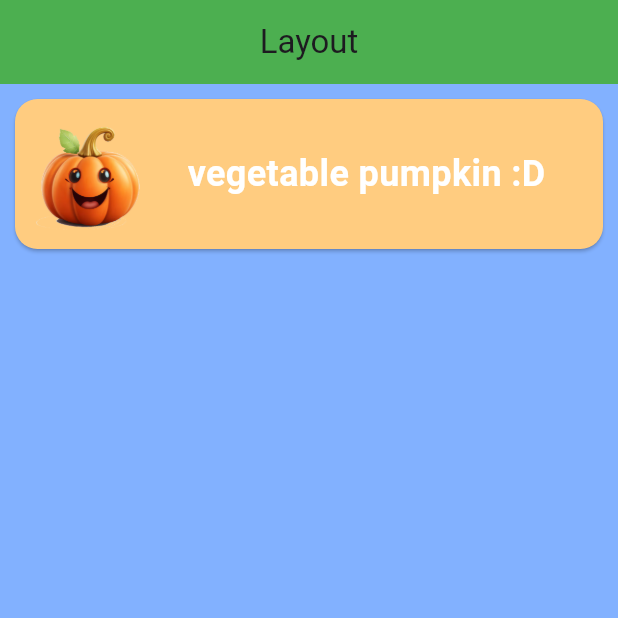
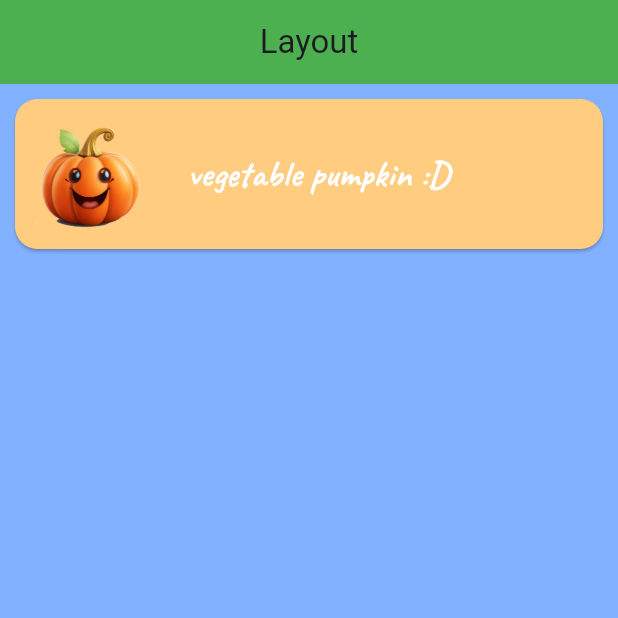
Before and after one commit to Frank1337/Flutter_Certificate, a Flutter app: the screen it shows after launch, on a phone screen of 412 x 824 dp, the top half of it. Run offline on Flutter 3.47's test engine with Material 3 defaults, Android fonts, the phone set to English and light mode, and no system bars.

Commit message:
added font family

```diff
--- a/lesson_05/lib/main.dart
+++ b/lesson_05/lib/main.dart
@@ -33,7 +33,8 @@ class MyApp extends StatelessWidget {
                 style: TextStyle(
                     fontSize: 24,
                     color: Colors.white,
-                    fontWeight: FontWeight.bold),
+                    fontWeight: FontWeight.bold,
+                    fontFamily: 'Caveat'),
               ),
             ],
           ),
```
Also changed, not shown: lesson_05/pubspec.yaml (+4 -4 lines), lesson_05/fonts/Caveat-VariableFont_wght.ttf (added).
